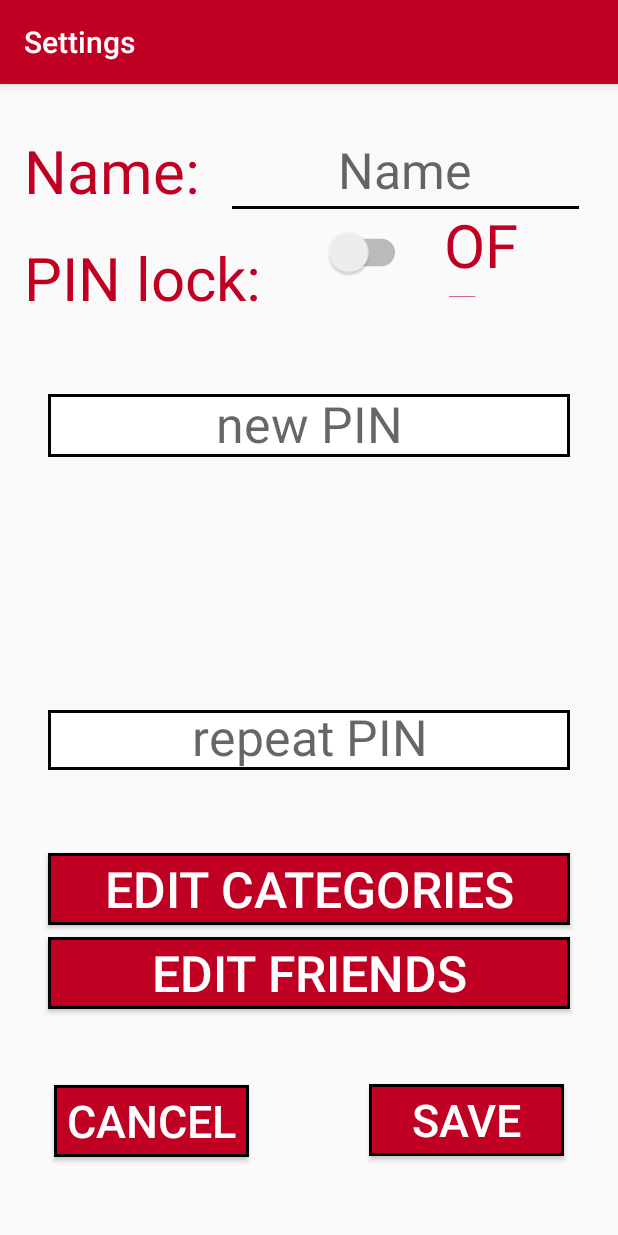
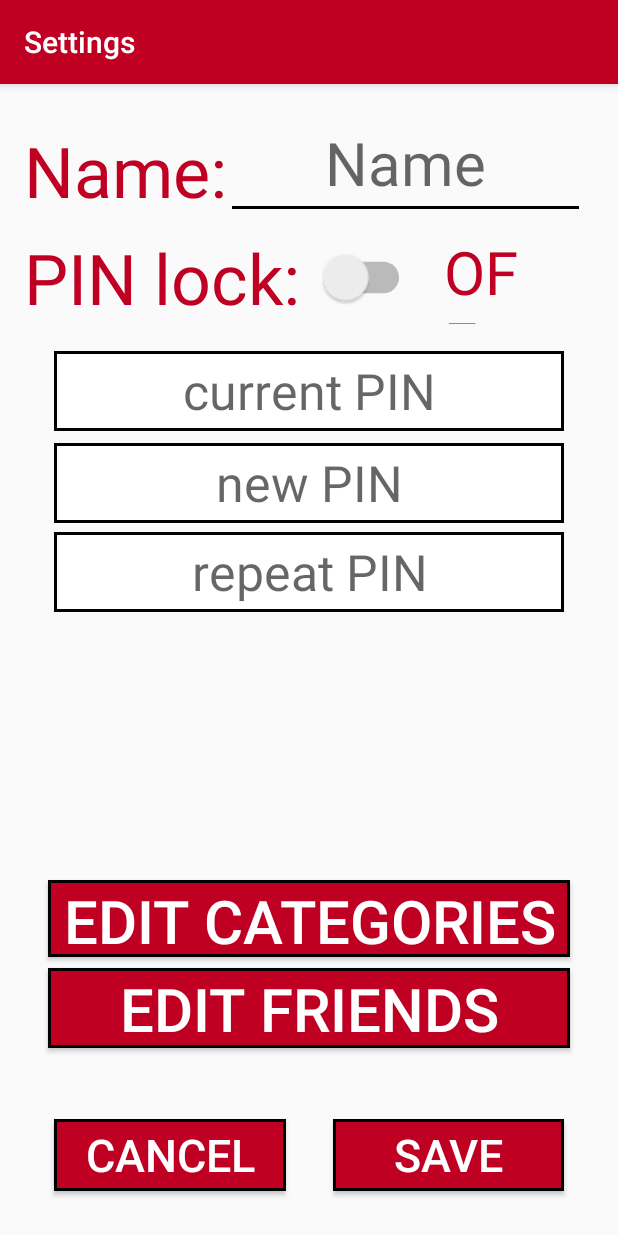
Before and after one commit to stosa16/freeteamten, an Android app: the SettingScreen screen opened directly, with no data from a screen before it, on a phone screen of 412 x 824 dp. Run offline under Robolectric (Android 15) with nearby library versions, the phone set to English and light mode, and no system bars.

Commit message:
[MS, NS] bug fix

```diff
--- a/PocketDiary/app/src/main/java/at/sw2017/pocketdiary/CreateEntryScreen.java
+++ b/PocketDiary/app/src/main/java/at/sw2017/pocketdiary/CreateEntryScreen.java
@@ -94,21 +94,13 @@ public class CreateEntryScreen extends AppCompatActivity implements DatePickerDi
     public void initFriends() {
         ImageButton friends_button = (ImageButton) this.findViewById(R.id.btn_friends);
         final DBFriend dbc = new DBFriend(this);
-        if (dbc.getAllFriends().size() == 0) {
-            Helper.initCategories(this);
-        }
-        final List<Friend> all_friends = dbc.getAllFriends();
-
-        for (Friend item : all_friends) {
-            items.add(item.getName());
-        }
 
         friends_button.setOnClickListener(new View.OnClickListener() {
 
             @Override
             public void onClick(View v) {
                 final List<Friend> all_friends = dbc.getAllFriends();
-
+                items = new ArrayList<String>();
                 for (Friend item : all_friends) {
                     items.add(item.getName());
                 }
@@ -121,13 +113,16 @@ public class CreateEntryScreen extends AppCompatActivity implements DatePickerDi
 
                     @Override
                     public void onItemsSelected(boolean[] selected) {
-
+                        friends = new ArrayList<Friend>();
+                        int ctr = 0;
                         for(int i = 0; i<items.size(); i++){
                             if(selected[i] == true){
                                 friends.add(all_friends.get(i));
+                                ctr++;
                             }
                         }
-                        Helper.updateBadgeVisibility(badge_friends, true);
+                        if(ctr > 0) Helper.updateBadgeVisibility(badge_friends, true);
+                        else Helper.updateBadgeVisibility(badge_friends, false);
                     }
                 });
             }
@@ -378,7 +373,7 @@ public class CreateEntryScreen extends AppCompatActivity implements DatePickerDi
     public void onActivityResult(int requestCode, int resultCode, Intent data) {
         super.onActivityResult(requestCode, resultCode, data);
 
-        if (requestCode == CAMERA_REQUEST && data != null && data.getExtras() != null) {
+        if (requestCode == CAMERA_REQUEST && data != null && data.getExtras() != null && resultCode == RESULT_OK) {
             Bitmap bitmap = (Bitmap) data.getExtras().get("data");
             //ByteArrayOutputStream out_stream = new ByteArrayOutputStream();
             //bitmap.compress(Bitmap.CompressFormat.JPEG, 100, out_stream);
@@ -392,7 +387,7 @@ public class CreateEntryScreen extends AppCompatActivity implements DatePickerDi
             String absolute_path = cursor.getString(idx);
             entry_picture_paths.add(absolute_path);
             badge_camera.setText(Integer.toString(entry_picture_paths.size()));
-        } else if (requestCode == PICK_IMAGE_REQUEST) {
+        } else if (requestCode == PICK_IMAGE_REQUEST && resultCode == RESULT_OK) {
             List<Uri> uris = new ArrayList<>();
             if (data.getData() != null) {
                 Uri uri = data.getData();
--- a/PocketDiary/app/src/main/java/at/sw2017/pocketdiary/Friends.java
+++ b/PocketDiary/app/src/main/java/at/sw2017/pocketdiary/Friends.java
@@ -4,28 +4,20 @@ import android.app.AlertDialog;
 import android.content.DialogInterface;
 import android.support.v7.app.AppCompatActivity;
 import android.os.Bundle;
-import android.support.v7.view.menu.MenuBuilder;
-import android.support.v7.view.menu.MenuPopupHelper;
-import android.support.v7.widget.PopupMenu;
-import android.util.Log;
-import android.view.MenuItem;
 import android.view.View;
 import android.widget.AdapterView;
-import android.widget.ArrayAdapter;
 import android.widget.EditText;
-import android.widget.ImageButton;
 import android.widget.ListView;
 
 import java.util.ArrayList;
 import java.util.List;
 
 import at.sw2017.pocketdiary.business_objects.Friend;
+import at.sw2017.pocketdiary.business_objects.Toast;
 import at.sw2017.pocketdiary.database_access.DBFriend;
 import at.sw2017.pocketdiary.database_access.DBHandler;
 
-import static android.R.id.list;
 import static at.sw2017.pocketdiary.R.id.listView1;
-import static at.sw2017.pocketdiary.R.id.parent;
 
 public class Friends extends AppCompatActivity {
 
@@ -36,7 +28,7 @@ public class Friends extends AppCompatActivity {
     @Override
     protected void onCreate(Bundle savedInstanceState) {
         super.onCreate(savedInstanceState);
-        setContentView(R.layout.friends);
+        setContentView(R.layout.activity_friends);
         DBHandler db = new DBHandler(this);
 
         lv = (ListView) findViewById(listView1);
@@ -44,7 +36,7 @@ public class Friends extends AppCompatActivity {
         List<String> friendNames = new ArrayList<>();
 
         DBFriend dbf = new DBFriend(this);
-        //get all undeleted friends in database (even including isDeleted = 1)
+        //get all undeleted activity_friends in database (even including isDeleted = 1)
         final List<Friend> allFriends = dbf.getAllNondeletedFriends();
 
 
@@ -131,6 +123,10 @@ public class Friends extends AppCompatActivity {
     public void addFriend(View view){
         EditText editText = (EditText) findViewById(R.id.editText);
         String value = editText.getText().toString();
+        if(value == null || value.equals("")){
+            Toast toast = new Toast("Please enter a name.", this);
+            return;
+        }
         Friend friend = new Friend(value, false);
         DBFriend dbf = new DBFriend(this);
         dbf.insert(friend);
--- a/PocketDiary/app/src/main/java/at/sw2017/pocketdiary/MultiSpinner.java
+++ b/PocketDiary/app/src/main/java/at/sw2017/pocketdiary/MultiSpinner.java
@@ -53,13 +53,8 @@ public class MultiSpinner extends Spinner implements
             }
         }
         String spinnerText;
-        if (someUnselected) {
-            spinnerText = spinnerBuffer.toString();
-            if (spinnerText.length() > 2)
-                spinnerText = spinnerText.substring(0, spinnerText.length() - 2);
-        } else {
-            spinnerText = defaultText;
-        }
+        spinnerText = defaultText;
+
         ArrayAdapter<String> adapter = new ArrayAdapter<String>(getContext(),
                 android.R.layout.simple_spinner_item,
                 new String[] { spinnerText });
--- a/PocketDiary/app/src/main/java/at/sw2017/pocketdiary/SettingScreen.java
+++ b/PocketDiary/app/src/main/java/at/sw2017/pocketdiary/SettingScreen.java
@@ -163,7 +163,7 @@ public class SettingScreen extends AppCompatActivity {
             public void onClick(View v) {
                 edit_friends.setBackgroundColor(Color.RED);
 
-                //todo link to Edit friends screen
+                //todo link to Edit activity_friends screen
                 Intent intent = new Intent(SettingScreen.this, Friends.class);
                 startActivity(intent);
             }
--- a/PocketDiary/app/src/main/res/layout/activity_setting_screen.xml
+++ b/PocketDiary/app/src/main/res/layout/activity_setting_screen.xml
@@ -23,7 +23,7 @@
         android:layout_height="0dp"
         android:text="@string/name"
         android:textColor="@color/colorRed"
-        android:textSize="60px"
+        android:textSize="70px"
         android:layout_marginStart="16dp"
         android:gravity="center_vertical"
         tools:layout_constraintTop_creator="1"
@@ -41,7 +41,7 @@
         android:layout_height="64dp"
         android:text="@string/pin_lock"
         android:textColor="@color/colorRed"
-        android:textSize="60px"
+        android:textSize="70px"
         android:gravity="center_vertical"
         tools:layout_constraintTop_creator="1"
         tools:layout_constraintRight_creator="1"
@@ -64,23 +64,23 @@
         tools:layout_constraintTop_creator="1"
         tools:layout_constraintRight_creator="1"
         tools:layout_constraintBottom_creator="1"
+        app:layout_constraintBottom_toTopOf="@+id/switch1"
         app:layout_constraintRight_toRightOf="@+id/switch1"
         android:layout_marginTop="26dp"
         tools:layout_constraintLeft_creator="1"
-        android:layout_marginBottom="36dp"
+        android:layout_marginBottom="26dp"
         app:layout_constraintTop_toTopOf="parent"
         app:layout_constraintLeft_toRightOf="@+id/switch1"
         app:layout_constraintHorizontal_bias="0.33"
         app:layout_constraintVertical_bias="0.0"
-        android:textSize="50px"
-        app:layout_constraintBottom_toBottomOf="@+id/switch1" />
+        android:textSize="60px"/>
 
     <Switch
         android:id="@+id/switch1"
         android:layout_width="wrap_content"
         android:layout_height="wrap_content"
-        android:scaleX="1.3"
-        android:scaleY="1.3"
+        android:scaleX="1.5"
+        android:scaleY="1.5"
         tools:layout_constraintRight_creator="1"
         tools:layout_constraintBottom_creator="1"
         app:layout_constraintBottom_toTopOf="@+id/current_pin"
@@ -92,139 +92,125 @@
     <EditText
         android:id="@+id/current_pin"
         android:layout_width="0dp"
-        android:layout_height="0dp"
-        android:layout_marginEnd="36dp"
-        android:layout_marginStart="36dp"
-        android:layout_marginTop="161dp"
-        android:background="@drawable/button"
+        android:layout_height="53dp"
         android:ems="10"
         android:inputType="textPassword"
         android:hint="@string/current_pin"
         android:gravity="center"
         android:textColor="@android:color/black"
-        android:textSize="40px"
+        android:background="@drawable/button"
+        android:layout_marginStart="36dp"
+        android:layout_marginEnd="36dp"
+        tools:layout_constraintTop_creator="1"
+        tools:layout_constraintRight_creator="1"
+        app:layout_constraintRight_toRightOf="parent"
+        android:layout_marginTop="178dp"
+        tools:layout_constraintLeft_creator="1"
         app:layout_constraintLeft_toLeftOf="parent"
-        app:layout_constraintRight_toRightOf="parent"
         app:layout_constraintTop_toTopOf="parent"
-        tools:layout_constraintLeft_creator="1"
-        tools:layout_constraintRight_creator="1"
-        tools:layout_constraintTop_creator="1" />
+        android:textSize="50px"/>
 
     <EditText
         android:id="@+id/new_pin1"
         android:layout_width="0dp"
-        android:layout_height="42dp"
-        android:layout_marginTop="45dp"
-        android:background="@drawable/button"
+        android:layout_height="53dp"
         android:ems="10"
         android:inputType="textPassword"
         android:hint="@string/new_pin"
         android:gravity="center"
         android:textColor="@android:color/black"
-        android:textSize="50px"
-        app:layout_constraintHorizontal_bias="1.0"
-        app:layout_constraintLeft_toLeftOf="@+id/new_pin2"
-        app:layout_constraintRight_toRightOf="@+id/new_pin2"
+        android:background="@drawable/button"
+        tools:layout_constraintTop_creator="1"
+        tools:layout_constraintRight_creator="1"
+        app:layout_constraintRight_toRightOf="@+id/current_pin"
+        android:layout_marginTop="8dp"
+        app:layout_constraintTop_toBottomOf="@+id/current_pin"
         tools:layout_constraintLeft_creator="1"
-        tools:layout_constraintRight_creator="1"
-        tools:layout_constraintTop_creator="1"
-        android:layout_marginBottom="47dp"
-        app:layout_constraintVertical_bias="0.0"
-        tools:layout_constraintBottom_creator="1"
-        app:layout_constraintBottom_toBottomOf="@+id/new_pin2"
-        app:layout_constraintTop_toTopOf="@+id/current_pin" />
+        app:layout_constraintLeft_toLeftOf="@+id/current_pin"
+        android:textSize="50px"/>
 
     <EditText
         android:id="@+id/new_pin2"
         android:layout_width="0dp"
-        android:layout_height="40dp"
-        android:background="@drawable/button"
+        android:layout_height="53dp"
         android:ems="10"
         android:inputType="textPassword"
         android:hint="@string/repeat_pin"
         android:gravity="center"
         android:textColor="@android:color/black"
-        android:textSize="50px"
-        app:layout_constraintLeft_toLeftOf="@+id/editCategories"
-        app:layout_constraintRight_toRightOf="@+id/editCategories"
-        tools:layout_constraintBottom_creator="1"
+        android:background="@drawable/button"
+        tools:layout_constraintTop_creator="1"
+        tools:layout_constraintRight_creator="1"
+        app:layout_constraintRight_toRightOf="@+id/new_pin1"
+        android:layout_marginTop="6dp"
+        app:layout_constraintTop_toBottomOf="@+id/new_pin1"
         tools:layout_constraintLeft_creator="1"
-        tools:layout_constraintRight_creator="1"
-        app:layout_constraintHorizontal_bias="0.0"
-        app:layout_constraintBottom_toTopOf="@+id/editCategories"
-        android:layout_marginBottom="55dp" />
+        app:layout_constraintLeft_toLeftOf="@+id/new_pin1"
+        android:textSize="50px"/>
 
     <Button
         android:id="@+id/editFriends"
+        android:layout_width="0dp"
+        android:layout_height="53dp"
+        android:text="@string/edit_friends"
         style="@style/ButtonRed"
-        android:layout_width="0dp"
-        android:layout_height="48dp"
-        android:layout_marginBottom="135dp"
-        android:text="@string/edit_friends"
-        android:textSize="50px"
+        tools:layout_constraintRight_creator="1"
+        tools:layout_constraintBottom_creator="1"
         app:layout_constraintBottom_toBottomOf="parent"
-        app:layout_constraintHorizontal_bias="1.0"
+        app:layout_constraintRight_toRightOf="@+id/editCategories"
+        tools:layout_constraintLeft_creator="1"
+        android:layout_marginBottom="125dp"
         app:layout_constraintLeft_toLeftOf="@+id/editCategories"
-        app:layout_constraintRight_toRightOf="@+id/editCategories"
-        tools:layout_constraintBottom_creator="1"
-        tools:layout_constraintLeft_creator="1"
-        tools:layout_constraintRight_creator="1"
-        android:layout_marginTop="8dp"
-        app:layout_constraintTop_toBottomOf="@+id/editCategories"
-        app:layout_constraintVertical_bias="0.0" />
+        app:layout_constraintHorizontal_bias="0.0"
+        android:textSize="60px"/>
 
     <Button
         android:id="@+id/editCategories"
+        android:layout_width="0dp"
+        android:layout_height="51dp"
+        android:text="@string/edit_categories"
         style="@style/ButtonRed"
-        android:layout_width="0dp"
-        android:layout_height="48dp"
+        tools:layout_constraintRight_creator="1"
+        tools:layout_constraintBottom_creator="1"
+        app:layout_constraintBottom_toTopOf="@+id/editFriends"
+        android:layout_marginStart="32dp"
         android:layout_marginEnd="32dp"
-        android:layout_marginStart="32dp"
-        android:text="@string/edit_categories"
-        android:textSize="50px"
+        app:layout_constraintRight_toRightOf="parent"
+        tools:layout_constraintLeft_creator="1"
+        android:layout_marginBottom="7dp"
         app:layout_constraintLeft_toLeftOf="parent"
-        app:layout_constraintRight_toRightOf="parent"
-        tools:layout_constraintBottom_creator="1"
-        tools:layout_constraintLeft_creator="1"
-        tools:layout_constraintRight_creator="1"
-        app:layout_constraintBottom_toBottomOf="parent"
-        android:layout_marginBottom="207dp" />
+        android:textSize="60px"/>
 
     <Button
         android:id="@+id/save"
-        android:layout_width="130dp"
-        android:layout_height="wrap_content"
+        android:layout_width="154dp"
+        android:layout_height="48dp"
         android:text="@string/save"
         style="@style/ButtonRed"
-        android:layout_marginEnd="36dp"
         tools:layout_constraintRight_creator="1"
         tools:layout_constraintBottom_creator="1"
-        android:textSize="45px"
-        android:layout_marginTop="64dp"
-        app:layout_constraintTop_toBottomOf="@+id/editFriends"
         app:layout_constraintBottom_toBottomOf="parent"
-        android:layout_marginBottom="66dp"
-        app:layout_constraintVertical_bias="0.541"
-        tools:layout_constraintTop_creator="1"
-        app:layout_constraintRight_toRightOf="parent" />
+        android:layout_marginEnd="36dp"
+        app:layout_constraintRight_toRightOf="parent"
+        android:layout_marginBottom="30dp"
+        android:textSize="45px"/>
 
     <Button
         android:id="@+id/cancel"
-        android:layout_width="130dp"
-        android:layout_height="wrap_content"
+        android:layout_width="0dp"
+        android:layout_height="48dp"
         android:text="@string/cancel"
         style="@style/ButtonRed"
+        app:layout_constraintRight_toLeftOf="@+id/save"
+        tools:layout_constraintRight_creator="1"
+        tools:layout_constraintBottom_creator="1"
         android:layout_marginStart="36dp"
-        android:textSize="45px"
         app:layout_constraintBottom_toBottomOf="parent"
-        android:layout_marginBottom="66dp"
-        android:layout_marginTop="64dp"
-        app:layout_constraintTop_toBottomOf="@+id/editFriends"
-        app:layout_constraintVertical_bias="0.511"
-        tools:layout_constraintTop_creator="1"
-        tools:layout_constraintBottom_creator="1"
+        android:layout_marginEnd="31dp"
         tools:layout_constraintLeft_creator="1"
-        app:layout_constraintLeft_toLeftOf="parent" />
+        android:layout_marginBottom="30dp"
+        app:layout_constraintLeft_toLeftOf="parent"
+        android:textSize="45px"/>
 
     <TextView
         android:id="@+id/on_off"
@@ -232,13 +218,14 @@
         android:layout_width="58dp"
         android:layout_height="62dp"
         android:textColor="@color/colorRed"
+        tools:layout_constraintTop_creator="1"
         tools:layout_constraintRight_creator="1"
         tools:layout_constraintBottom_creator="1"
+        app:layout_constraintBottom_toTopOf="@+id/current_pin"
         app:layout_constraintRight_toRightOf="@+id/current_pin"
-        android:layout_marginBottom="19dp"
+        android:layout_marginBottom="18dp"
         app:layout_constraintBottom_toBottomOf="@+id/pin_lock_id"
         android:gravity="center_vertical"
-        android:layout_marginRight="-186dp"
-        android:layout_marginEnd="22dp" />
+        android:layout_marginRight="22dp" />
 
 </android.support.constraint.ConstraintLayout>
```
Also changed, not shown: PocketDiary/app/src/main/res/layout/activity_friends.xml (renamed from PocketDiary/app/src/main/res/layout/friends.xml), 1 other file.
